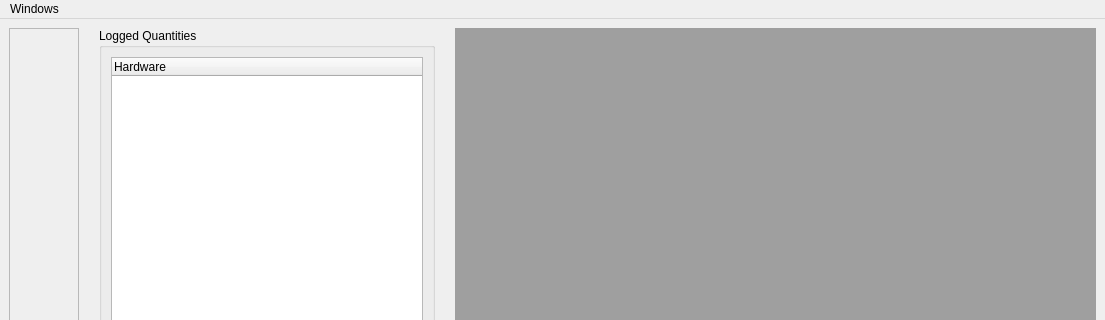
Above: base_microscope_app_mdi.ui from vfolfbt7330jordanjacobs/ScopeFoundry before the change; both pictures show x 0 to 1105 and y 0 to 320 of the 1105 by 797 pixel window. Below: the same form after it.
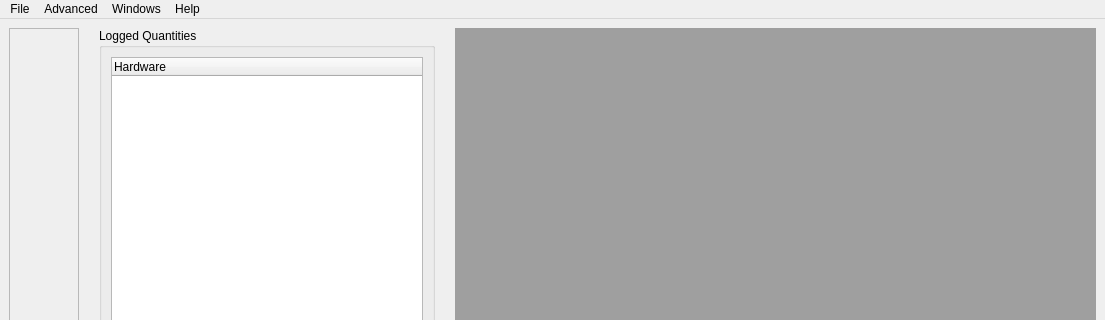
That is the form after the change.

Commit message: Added menu actions to ui file and updated base_app.py to connect their signals to the following features: - Console - Save/Load .ini Also included are reminders to implement a save data directory and log viewer function/dialogue.

```diff
--- a/base_microscope_app_mdi.ui
+++ b/base_microscope_app_mdi.ui
@@ -153,7 +153,34 @@
     </property>
     <addaction name="actionTabMode"/>
    </widget>
+   <widget class="QMenu" name="menuFile">
+    <property name="title">
+     <string>File</string>
+    </property>
+    <addaction name="action_set_data_dir"/>
+    <addaction name="separator"/>
+    <addaction name="action_load_ini"/>
+    <addaction name="action_save_ini"/>
+   </widget>
+   <widget class="QMenu" name="menuAdvanced">
+    <property name="title">
+     <string>Advanced</string>
+    </property>
+    <addaction name="action_console"/>
+    <addaction name="action_log_viewer"/>
+   </widget>
+   <widget class="QMenu" name="menuHelp">
+    <property name="title">
+     <string>Help</string>
+    </property>
+    <addaction name="action_docs"/>
+    <addaction name="separator"/>
+    <addaction name="action_about"/>
+   </widget>
+   <addaction name="menuFile"/>
+   <addaction name="menuAdvanced"/>
    <addaction name="menuWindows"/>
+   <addaction name="menuHelp"/>
   </widget>
   <widget class="QStatusBar" name="statusbar"/>
   <action name="actionTabMode">
```
Left out of the diff: 68 changed lines with no effect on the pictures. The commit also changes 1 other file.
